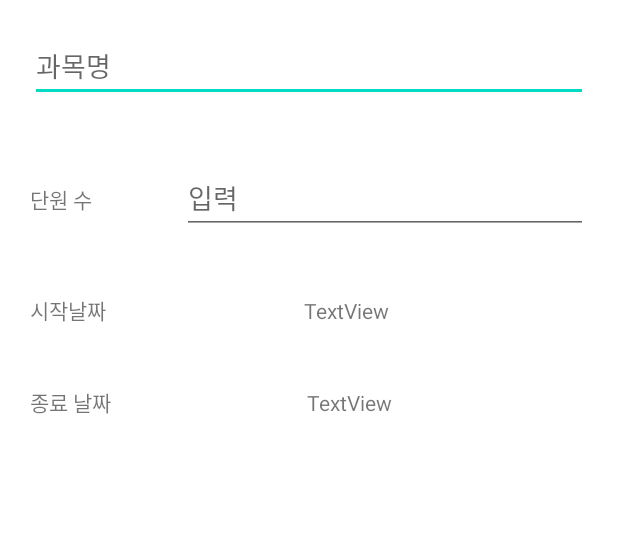
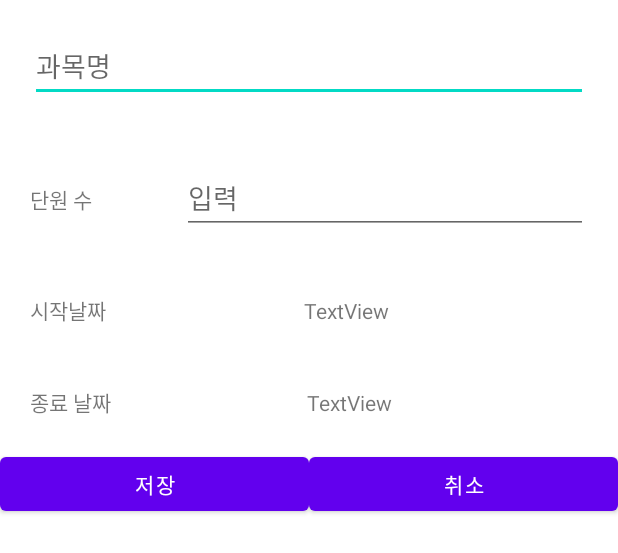
Before and after one commit to chung629/PlannerForPlanman, an Android app: the layout home_fab_dialog.xml on its own in the app's theme, with its tools: preview values and no code run, on a phone screen of 412 x 824 dp. Shown: the top 553 px of the screen. Run offline under Robolectric (Android 15) with nearby library versions, the light colour scheme and no system bars.

Commit message:
home_dialog complete

```diff
--- a/app/src/main/java/org/chunghyun/plannerforplanman/Fragment_Home.java
+++ b/app/src/main/java/org/chunghyun/plannerforplanman/Fragment_Home.java
@@ -1,5 +1,6 @@
 package org.chunghyun.plannerforplanman;
 
+import android.app.AlertDialog;
 import android.content.Context;
 import android.os.Bundle;
 
@@ -42,8 +43,10 @@ public class Fragment_Home extends Fragment {
         fab.setOnClickListener(new View.OnClickListener() {
             @Override
             public void onClick(View v) {
+                Home_CustomDialog customDialog = new Home_CustomDialog(rootView.getContext());
+                customDialog.callFunction();
+            }
 
-            }
         });
         //test 메시지
         adapter.addItem(new Home_Note(0, "20201201", "20201218", "안녕하세요"));
--- a/app/src/main/res/layout/home_fab_dialog.xml
+++ b/app/src/main/res/layout/home_fab_dialog.xml
@@ -15,7 +15,6 @@
          />
 
     <LinearLayout
-        android:id="@+id/startdate"
         android:layout_width="match_parent"
         android:layout_height="wrap_content"
         android:layout_margin="20dp"
@@ -53,7 +52,7 @@
             android:text="시작날짜" />
 
         <TextView
-            android:id="@+id/textView3"
+            android:id="@+id/startdate"
             android:layout_width="wrap_content"
             android:layout_height="wrap_content"
             android:layout_weight="1"
@@ -74,16 +73,33 @@
             android:text="종료 날짜" />
 
         <TextView
-            android:id="@+id/textView5"
+            android:id="@+id/enddate"
             android:layout_width="wrap_content"
             android:layout_height="wrap_content"
             android:layout_weight="1"
             android:text="TextView" />
+
     </LinearLayout>
 
-    <com.google.android.gms.ads.AdView
-        android:id="@+id/adView2"
+    <LinearLayout
         android:layout_width="match_parent"
-        android:layout_height="wrap_content" />
+        android:layout_height="wrap_content"
+        android:layout_weight="1"
+        android:orientation="horizontal">
+
+        <Button
+            android:id="@+id/ok"
+            android:layout_width="wrap_content"
+            android:layout_height="wrap_content"
+            android:layout_weight="1"
+            android:text="저장" />
+
+        <Button
+            android:id="@+id/cancel"
+            android:layout_width="wrap_content"
+            android:layout_height="wrap_content"
+            android:layout_weight="1"
+            android:text="취소" />
+    </LinearLayout>
 
 </LinearLayout>
```
Also changed, not shown: app/src/main/java/org/chunghyun/plannerforplanman/Home_CustomDialog.java (added, +52 -0 lines).
